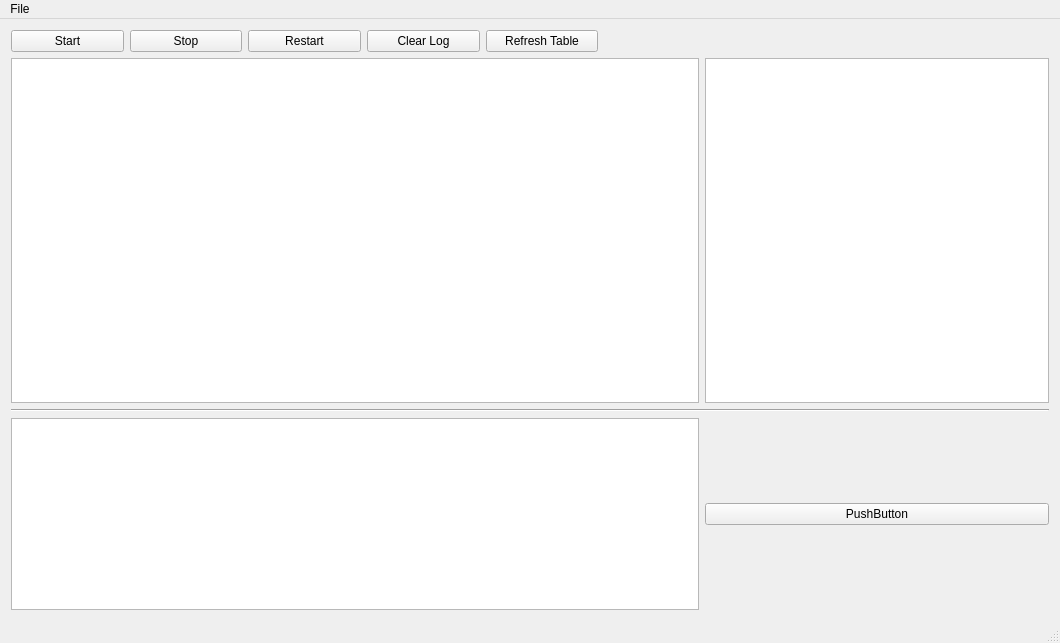
Old version of the form src/mainwindow.ui in the repository darsvador/qvssr.
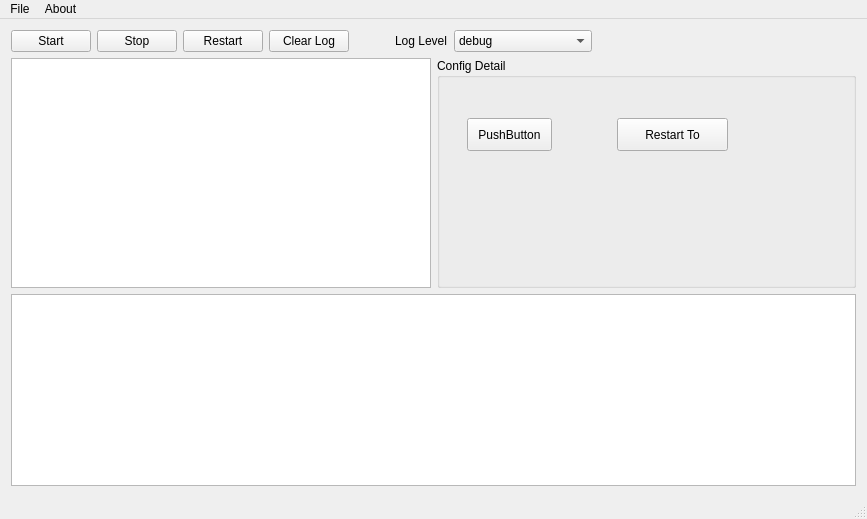
New version of the form.

Commit message: [Change] New Connection config UI and removed SQLite

What changed in the file:
```diff
--- a/src/mainwindow.ui
+++ b/src/mainwindow.ui
@@ -6,8 +6,8 @@
    <rect>
     <x>0</x>
     <y>0</y>
-    <width>1060</width>
-    <height>643</height>
+    <width>867</width>
+    <height>519</height>
    </rect>
   </property>
   <property name="windowTitle">
@@ -20,11 +20,11 @@
      <verstretch>0</verstretch>
     </sizepolicy>
    </property>
-   <layout class="QGridLayout" name="gridLayout_2">
-    <item row="0" column="0">
-     <layout class="QGridLayout" name="gridLayout" rowstretch="0,2,0,0" columnstretch="2,1">
-      <item row="0" column="0" colspan="2">
-       <layout class="QHBoxLayout" name="horizontalLayout" stretch="1,1,1,1,1,4">
+   <layout class="QHBoxLayout" name="horizontalLayout_4">
+    <item>
+     <layout class="QVBoxLayout" name="verticalLayout" stretch="1,9,0">
+      <item>
+       <layout class="QHBoxLayout" name="horizontalLayout" stretch="1,1,1,1,0,0,1,4">
         <item>
          <widget class="QPushButton" name="startButton">
           <property name="text">
@@ -44,6 +44,9 @@
           <property name="text">
            <string>Restart</string>
           </property>
+          <property name="flat">
+           <bool>false</bool>
+          </property>
          </widget>
         </item>
         <item>
@@ -54,17 +57,74 @@
          </widget>
         </item>
         <item>
-         <widget class="QPushButton" name="rtButton">
+         <spacer name="horizontalSpacer_2">
+          <property name="orientation">
+           <enum>Qt::Horizontal</enum>
+          </property>
+          <property name="sizeHint" stdset="0">
+           <size>
+            <width>40</width>
+            <height>20</height>
+           </size>
+          </property>
+         </spacer>
+        </item>
+        <item>
+         <widget class="QLabel" name="label">
           <property name="text">
-           <string>Refresh Table</string>
+           <string>Log Level</string>
           </property>
          </widget>
         </item>
+        <item>
+         <widget class="QComboBox" name="comboBox_2">
+          <property name="sizePolicy">
+           <sizepolicy hsizetype="Minimum" vsizetype="Fixed">
+            <horstretch>0</horstretch>
+            <verstretch>0</verstretch>
+           </sizepolicy>
+          </property>
+          <property name="minimumSize">
+           <size>
+            <width>138</width>
+            <height>0</height>
+           </size>
+          </property>
+          <item>
+           <property name="text">
+            <string>debug</string>
+           </property>
+          </item>
+          <item>
+           <property name="text">
+            <string>info</string>
+           </property>
+          </item>
+          <item>
+           <property name="text">
+            <string>warning</string>
+           </property>
+          </item>
+          <item>
+           <property name="text">
+            <string>error</string>
+           </property>
+          </item>
+          <item>
+           <property name="text">
+            <string>none</string>
+           </property>
+          </item>
+         </widget>
+        </item>
         <item>
          <spacer name="horizontalSpacer">
           <property name="orientation">
            <enum>Qt::Horizontal</enum>
           </property>
+          <property name="sizeType">
+           <enum>QSizePolicy::Expanding</enum>
+          </property>
           <property name="sizeHint" stdset="0">
            <size>
             <width>40</width>
@@ -75,33 +135,52 @@
         </item>
        </layout>
       </item>
-      <item row="1" column="0">
-       <widget class="QTableView" name="configTable">
-        <property name="showGrid">
-         <bool>true</bool>
-        </property>
-       </widget>
+      <item>
+       <layout class="QHBoxLayout" name="horizontalLayout_3" stretch="1,1">
+        <item>
+         <widget class="QListWidget" name="listWidget"/>
+        </item>
+        <item>
+         <widget class="QGroupBox" name="groupBox">
+          <property name="title">
+           <string>Config Detail</string>
+          </property>
+          <widget class="QPushButton" name="pushButton">
+           <property name="geometry">
+            <rect>
+             <x>30</x>
+             <y>60</y>
+             <width>85</width>
+             <height>33</height>
+            </rect>
+           </property>
+           <property name="text">
+            <string>PushButton</string>
+           </property>
+          </widget>
+          <widget class="QToolButton" name="toolButton">
+           <property name="geometry">
+            <rect>
+             <x>180</x>
+             <y>60</y>
+             <width>111</width>
+             <height>33</height>
+            </rect>
+           </property>
+           <property name="text">
+            <string>Restart To</string>
+           </property>
+           <property name="popupMode">
+            <enum>QToolButton::DelayedPopup</enum>
+           </property>
+          </widget>
+         </widget>
+        </item>
+       </layout>
       </item>
-      <item row="1" column="1">
-       <widget class="QGraphicsView" name="QR"/>
-      </item>
-      <item row="2" column="0" colspan="2">
-       <widget class="Line" name="line">
-        <property name="orientation">
-         <enum>Qt::Horizontal</enum>
-        </property>
-       </widget>
-      </item>
-      <item row="3" column="0">
+      <item>
        <widget class="QTextBrowser" name="logText"/>
       </item>
-      <item row="3" column="1">
-       <widget class="QPushButton" name="pushButton">
-        <property name="text">
-         <string>PushButton</string>
-        </property>
-       </widget>
-      </item>
      </layout>
     </item>
    </layout>
@@ -111,7 +190,7 @@
     <rect>
      <x>0</x>
      <y>0</y>
-     <width>1060</width>
+     <width>867</width>
      <height>29</height>
     </rect>
    </property>
@@ -137,7 +216,13 @@
     <addaction name="actionPreferences"/>
     <addaction name="actionExit"/>
    </widget>
+   <widget class="QMenu" name="menuAbout">
+    <property name="title">
+     <string>About</string>
+    </property>
+   </widget>
    <addaction name="menuFile"/>
+   <addaction name="menuAbout"/>
   </widget>
   <widget class="QStatusBar" name="statusBar"/>
   <action name="actionEdit">
```
Left out of the diff: 1 changed line with no effect on the pictures. The commit also changes 11 other files.
